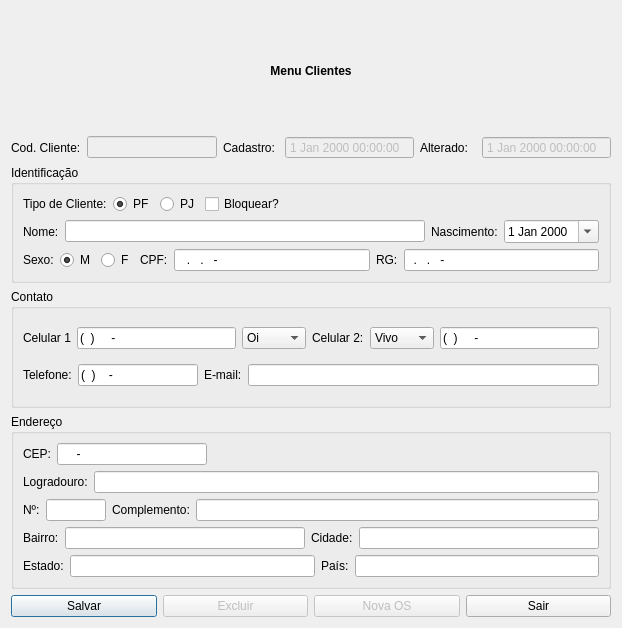
Qt form ui_forms/clients.ui (Henrique-Miranda/erpy) before a commit.
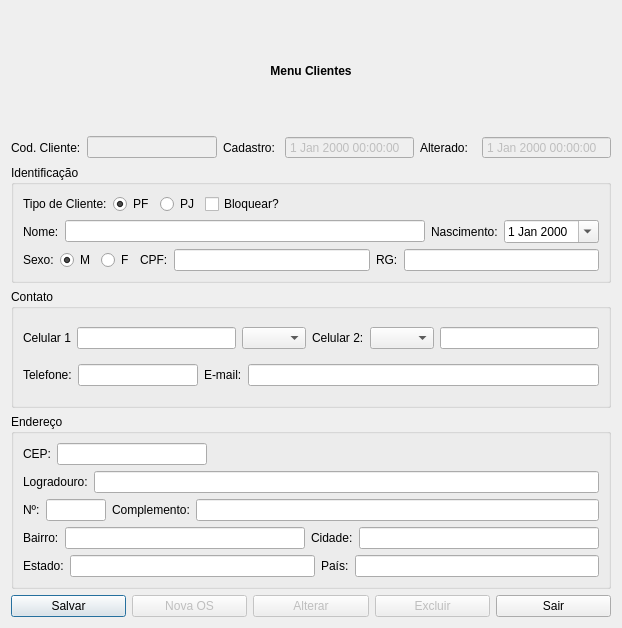
The same form after that commit. Icons and pictures are not drawn.

Diff of the .ui file:
```diff
--- a/ui_forms/clients.ui
+++ b/ui_forms/clients.ui
@@ -300,7 +300,10 @@
            <set>Qt::ImhDigitsOnly</set>
           </property>
           <property name="inputMask">
-           <string>000.000.000-00</string>
+           <string/>
+          </property>
+          <property name="maxLength">
+           <number>14</number>
           </property>
          </widget>
         </item>
@@ -317,10 +320,13 @@
            <set>Qt::ImhDigitsOnly</set>
           </property>
           <property name="inputMask">
-           <string>00.000.000-0</string>
+           <string/>
           </property>
           <property name="text">
-           <string>..-</string>
+           <string/>
+          </property>
+          <property name="maxLength">
+           <number>12</number>
           </property>
          </widget>
         </item>
@@ -350,7 +356,10 @@
            <set>Qt::ImhDigitsOnly</set>
           </property>
           <property name="inputMask">
-           <string>(00)00000-0000</string>
+           <string/>
+          </property>
+          <property name="maxLength">
+           <number>14</number>
           </property>
          </widget>
         </item>
@@ -362,6 +371,11 @@
             <height>16777215</height>
            </size>
           </property>
+          <item>
+           <property name="text">
+            <string/>
+           </property>
+          </item>
           <item>
            <property name="text">
             <string>Oi</string>
@@ -404,6 +418,11 @@
             <height>16777215</height>
            </size>
           </property>
+          <item>
+           <property name="text">
+            <string/>
+           </property>
+          </item>
           <item>
            <property name="text">
             <string>Vivo</string>
@@ -437,13 +456,16 @@
            <set>Qt::ImhDigitsOnly</set>
           </property>
           <property name="inputMask">
-           <string>(00)00000-0000</string>
+           <string/>
           </property>
           <property name="text">
-           <string>()-</string>
+           <string/>
+          </property>
+          <property name="maxLength">
+           <number>14</number>
           </property>
           <property name="placeholderText">
-           <string>TELLL</string>
+           <string/>
           </property>
          </widget>
         </item>
@@ -470,7 +492,10 @@
            <set>Qt::ImhDigitsOnly</set>
           </property>
           <property name="inputMask">
-           <string>(00)0000-0000</string>
+           <string/>
+          </property>
+          <property name="maxLength">
+           <number>13</number>
           </property>
           <property name="cursorPosition">
            <number>1</number>
@@ -544,7 +569,10 @@
            <set>Qt::ImhDigitsOnly</set>
           </property>
           <property name="inputMask">
-           <string>00000-000</string>
+           <string/>
+          </property>
+          <property name="maxLength">
+           <number>9</number>
           </property>
          </widget>
         </item>
@@ -668,16 +696,6 @@
        </property>
       </widget>
      </item>
-     <item>
-      <widget class="QPushButton" name="pbDelete">
-       <property name="enabled">
-        <bool>false</bool>
-       </property>
-       <property name="text">
-        <string>Excluir</string>
-       </property>
-      </widget>
-     </item>
      <item>
       <widget class="QPushButton" name="pbNew">
        <property name="enabled">
@@ -688,6 +706,26 @@
        </property>
       </widget>
      </item>
+     <item>
+      <widget class="QPushButton" name="pushButton">
+       <property name="enabled">
+        <bool>false</bool>
+       </property>
+       <property name="text">
+        <string>Alterar</string>
+       </property>
+      </widget>
+     </item>
+     <item>
+      <widget class="QPushButton" name="pbDelete">
+       <property name="enabled">
+        <bool>false</bool>
+       </property>
+       <property name="text">
+        <string>Excluir</string>
+       </property>
+      </widget>
+     </item>
      <item>
       <widget class="QPushButton" name="pbExit">
        <property name="text">
```
Left out of the diff: 26 changed lines with no effect on the pictures.
